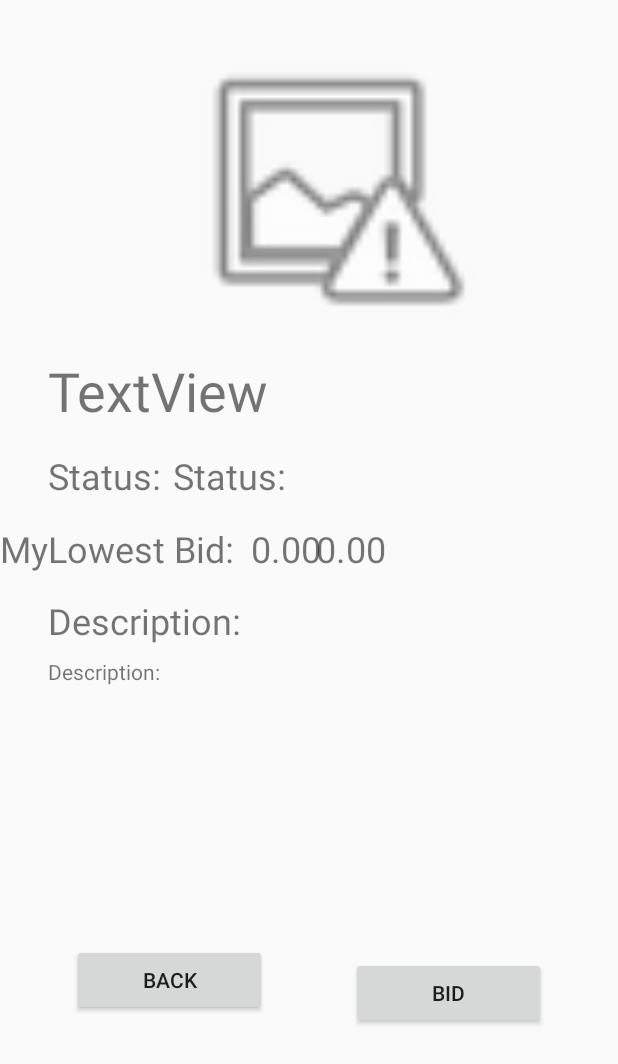
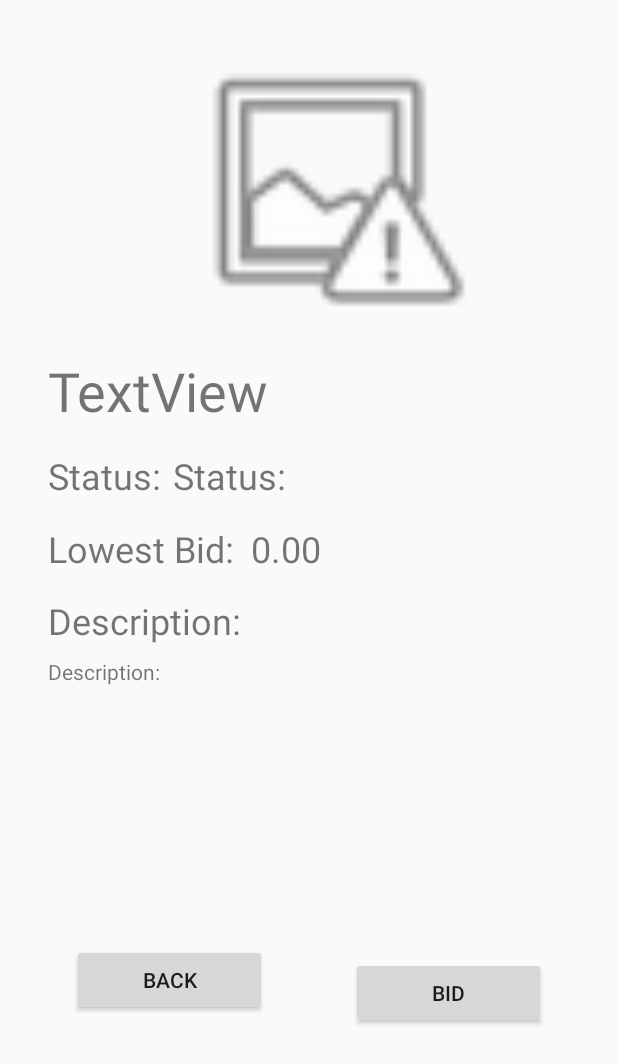
Before and after one commit to CMPUT301W18T07/TaskAsker, an Android app: the TaskDetailsActivity screen opened directly, with no data from a screen before it, on a phone screen of 412 x 824 dp. Shown: the top 1064 px of the screen. Run offline under Robolectric (Android 15) with nearby library versions, the phone set to English and light mode, and no system bars; 4 statements that could not run were skipped.

Commit message:
Hide lowest bid if not applicable when bidding

```diff
--- a/app/src/main/java/com/cmput301w18t07/taskasker/BidOnTaskActivity.java
+++ b/app/src/main/java/com/cmput301w18t07/taskasker/BidOnTaskActivity.java
@@ -30,7 +30,6 @@ import android.widget.TextView;
 public class BidOnTaskActivity extends AppCompatActivity {
     private String url = "http://cmput301.softwareprocess.es:8080/cmput301w18t07";
     private SearchController controller = new SearchController(url);
-    private BidOnTaskActivity activity = this;
 
     /**
      * Purpose:
@@ -56,6 +55,16 @@ public class BidOnTaskActivity extends AppCompatActivity {
 
         final EditText bidEditText = findViewById(R.id.bidEditText);
 
+        title.setText(task.getName());
+        Bid low;
+        try{
+            low = task.getBid();
+            lowestBidText.setText("$" + String.format("%.2f", task.getMinPrice()));
+        } catch(Exception e){
+            lowestBid.setVisibility(View.GONE);
+            lowestBidText.setVisibility(View.GONE);
+        }
+
         backButton.setOnClickListener(new View.OnClickListener() {
             @Override
             public void onClick(View v) {
@@ -65,7 +74,6 @@ public class BidOnTaskActivity extends AppCompatActivity {
         submitButton.setOnClickListener(new View.OnClickListener() {
             @Override
             public void onClick(View v) {
-                //@TODO: Get the current user
                 //@TODO: Add the new bid to the server
                 double bid = Double.parseDouble(bidEditText.getText().toString());
                 Bid newBid = new Bid(user, bid, task);
--- a/app/src/main/java/com/cmput301w18t07/taskasker/TaskDetailsActivity.java
+++ b/app/src/main/java/com/cmput301w18t07/taskasker/TaskDetailsActivity.java
@@ -67,8 +67,6 @@ public class TaskDetailsActivity extends AppCompatActivity {
         final TextView status = findViewById(R.id.status);
         final TextView lowestBid = findViewById(R.id.lowestbid);
         final TextView description = findViewById(R.id.description);
-        final TextView userBidText = findViewById(R.id.userBidText);
-        final TextView userBid = findViewById(R.id.userBid);
 
         //@TODO: Need to hide userBidText and userBid if the user hasn't placed a bid yet
 
--- a/app/src/main/res/layout/activity_view_task_details.xml
+++ b/app/src/main/res/layout/activity_view_task_details.xml
@@ -123,28 +123,5 @@
         app:layout_constraintTop_toBottomOf="@+id/description"
         app:layout_constraintVertical_bias="0.545" />
 
-    <TextView
-        android:id="@+id/userBidText"
-        android:layout_width="75dp"
-        android:layout_height="32dp"
-        android:layout_marginTop="16dp"
-        android:text="My Bid:"
-        android:textSize="24sp"
-        app:layout_constraintTop_toBottomOf="@+id/statusText"
-        tools:layout_editor_absoluteX="234dp" />
-
-    <TextView
-        android:id="@+id/userBid"
-        android:layout_width="wrap_content"
-        android:layout_height="32dp"
-        android:layout_marginEnd="28dp"
-        android:layout_marginStart="8dp"
-        android:layout_marginTop="16dp"
-        android:text="0.00"
-        android:textSize="24sp"
-        app:layout_constraintEnd_toEndOf="parent"
-        app:layout_constraintStart_toEndOf="@+id/userBidText"
-        app:layout_constraintTop_toBottomOf="@+id/statusText" />
-
 
 </android.support.constraint.ConstraintLayout>
```
